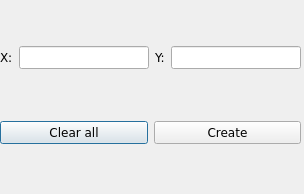
Before: the Qt Designer form main/add_objects_forms/add_target_form.ui in UmbrellaLeaf5/locus_no_pilotus, drawn with Qt 5.
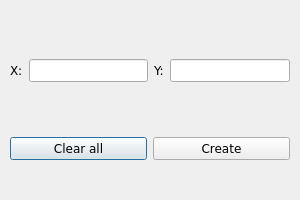
After: the same form once the commit is applied.

Commit message: round .ui sizes

What changed in the file:
```diff
--- a/main/add_objects_forms/add_target_form.ui
+++ b/main/add_objects_forms/add_target_form.ui
@@ -6,8 +6,8 @@
    <rect>
     <x>0</x>
     <y>0</y>
-    <width>304</width>
-    <height>194</height>
+    <width>300</width>
+    <height>200</height>
    </rect>
   </property>
   <property name="windowTitle">
@@ -16,10 +16,10 @@
   <widget class="QWidget" name="gridLayoutWidget">
    <property name="geometry">
     <rect>
-     <x>0</x>
-     <y>0</y>
-     <width>301</width>
-     <height>191</height>
+     <x>10</x>
+     <y>10</y>
+     <width>280</width>
+     <height>200</height>
     </rect>
    </property>
    <layout class="QGridLayout" name="gridLayout">
```
The commit also changes 3 other files.
